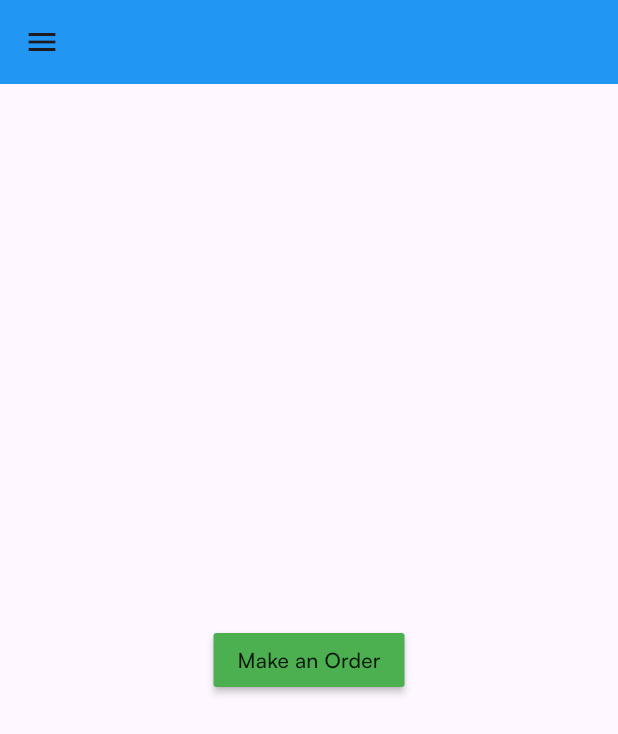
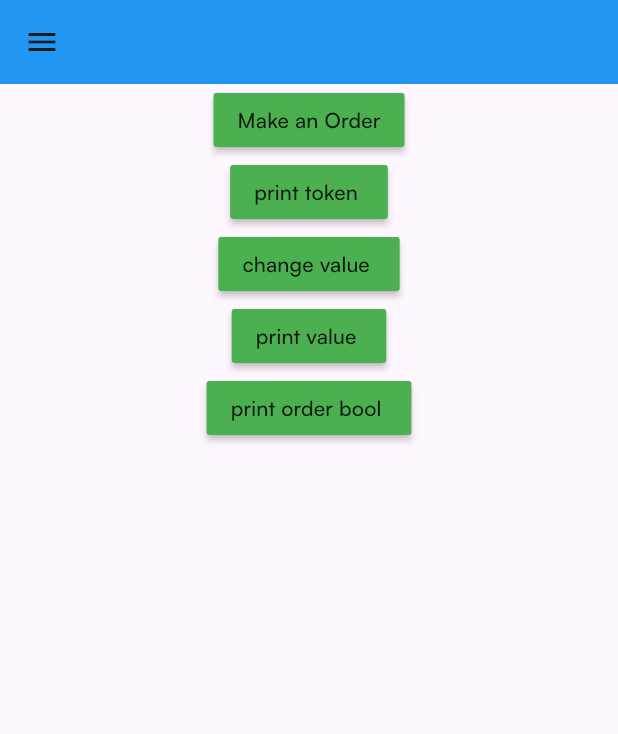
Before and after one commit to gal-hpgggjbvb/project202, a Flutter app: the UserPage screen opened by its route, after a tap on "Make an Order", on a phone screen of 412 x 824 dp. Shown: the top 734 px of the screen. Run offline on Flutter 3.47's test engine with Material 3 defaults, Android fonts, the light colour scheme and no system bars; our stand-ins replace dio, get, hidden_drawer_menu, image_picker, introduction_screen, jwt_decoder and 2 more; accounts and stored records are empty; network calls fail.

Commit message:
interceptor & order

```diff
--- a/lib/api/api_interceptors.dart
+++ b/lib/api/api_interceptors.dart
@@ -1,4 +1,5 @@
 import 'package:dio/dio.dart';
+import 'package:project2/cache/cache_helper.dart';
 
 class ApiInterceptor extends Interceptor{
 
@@ -6,6 +7,20 @@ class ApiInterceptor extends Interceptor{
   void onRequest(RequestOptions options, RequestInterceptorHandler handler) {
     //to add something in header with the request
     // options.headers['Accept'] = 'application/json' ;
+    // bool order = CacheHelper().getData(key: 'order') ;
+
+    //todo send token via header
+    if(CacheHelper().getData(key: 'orderBool') ?? false){
+      print('h=**********here true ******************') ;
+        String tok = CacheHelper().getData(key: 'token') ;
+        options.headers['Authorization'] = "Bearer $tok" ;
+        CacheHelper().saveData(key: 'orderBool', value: false) ;
+    }
+
+    // if(order){
+    //   options.headers['Authorization'] = "Bearer $tok" ;
+    //   CacheHelper().saveData(key: 'order', value: !order) ;
+    // }
     super.onRequest(options, handler);
   }
 
--- a/lib/api/dio_consumer.dart
+++ b/lib/api/dio_consumer.dart
@@ -1,6 +1,8 @@
 import 'package:dio/dio.dart';
 import 'package:project2/api/api_consumer.dart';
+import 'package:project2/api/api_interceptors.dart';
 import 'package:project2/api/end_points.dart';
+import 'package:project2/cache/cache_helper.dart';
 import 'package:project2/model/errors/exceptions.dart';
 
 class DioConsumer extends ApiConsumer {
@@ -9,10 +11,18 @@ class DioConsumer extends ApiConsumer {
   DioConsumer({required this.dio}) {
     //to make one time used base url (Version1)
     // dio.options.baseUrl = "https://food-api-omega.vercel.app/api/v1/" ;
+
     //to make one time used base url (V2)
     // dio.options.baseUrl = EndPoint.baseUrl ;
+    // dio.options.baseUrl = "http://10.0.2.2:8000/api/" ;
+
     //to add my interceptor
-    //dio.interceptors.add(ApiInterceptor()) ;
+    dio.interceptors.add(ApiInterceptor()) ;
+
+    //todo here send token
+    // String tok = CacheHelper().getData(key: 'token') ;
+    // dio.options.headers['Authorization'] = "Bearer $tok" ;
+
     //to print my request info
     dio.interceptors.add(LogInterceptor(
       request: true,
--- /dev/null
+++ b/lib/controller/order_controller.dart
@@ -0,0 +1,186 @@
+import 'package:dio/dio.dart';
+import 'package:get/get.dart';
+import 'package:project2/api/api_consumer.dart';
+import 'package:project2/cache/cache_helper.dart';
+import 'package:project2/model/errors/exceptions.dart';
+import 'package:project2/model/order_model.dart';
+
+class OrderController extends GetxController {
+  final ApiConsumer api;
+
+  OrderController(this.api);
+  // var formData = FormData.fromMap({
+  //   'order_name': 'mobile',
+  //   'source': 'homs',
+  //   'destination': 'lattakia',
+  // });
+  // FormData formData = FormData() ;
+    bool order = false ;
+    makeOrder() async {
+      try {
+        final response = await api.post("http://10.0.2.2:8000/api/store_order",
+        isFormData: true ,
+          data: {
+            'order_name': 'something',
+            'source': 'place1',
+            'destination': 'place2',
+          }
+        ) ;
+        // print('*******************something here*****************') ;
+        // print(response.statusCode.toString()) ;
+
+        // print(response) ;
+
+        // CacheHelper().saveData(key: 'orderMessage', value: orderModel?.message);
+        // print(CacheHelper().getData(key: 'orderMessage')) ;
+      }on ServerExceptions catch (e) {
+        print(e.toString()) ;
+      }
+    }
+}
+
+// makeOrder() async {
+//   String? tok = await CacheHelper().getData(key: 'token');
+//   try {
+//     print('*******************trying1*****************') ;
+//     final dio = Dio(
+//         // BaseOptions(
+//         //   connectTimeout: Duration(seconds: 50),
+//         //   responseType: ResponseType.json,
+//         //   // contentType: ContentType.json.toString(),
+//         //   )
+//     );
+//     // dio.interceptors.add(InterceptorsWrapper(
+//     //   onRequest: (options , handler) async{
+//     //     options.headers['Authorization'] = "Bearer $tok" ;
+//     //   }
+//     // ));
+//
+//     dio.options.headers["Authorization"] = "Bearer $tok";
+//     dio.options.headers["Accept"] = "application/json" ;
+//     print('*******************trying2*****************') ;
+//     final response = await dio.post('http://10.0.2.2:8000/api/store_order' , data: {
+//       'order_name': 'mobile',
+//         'source': 'homssss',
+//         'destination': 'lattakia',
+//     });
+//     print(response) ;
+//     print('*******************success here*************') ;
+//   } catch (e) {
+//     print('******************here error*****************');
+//     print(e.toString()) ;
+//   }
+// }
+
+// makeOrder() async {
+//   try {
+//     print('*******************trying*****************') ;
+//     final response = await api.post("http://10.0.2.2:8000/api/store_order",
+//         isFormData: true,
+//         data: {
+//           'order_name': 'mobile',
+//           'source': 'homs',
+//           'destination': 'lattakia',
+//         });
+//     print(response) ;
+//   } catch (e) {
+//     print('******************here error*****************');
+//     print(e.toString()) ;
+//   }
+// }
+
+// makeOrder() async {
+//   String? tok = await CacheHelper().getData(key: 'token');
+//   try {
+//     print('*******************trying1*****************') ;
+//     final dio = Dio(
+//       // BaseOptions(
+//       //   connectTimeout: Duration(seconds: 50),
+//       //   responseType: ResponseType.json,
+//       //   // contentType: ContentType.json.toString(),
+//       //   )
+//     );
+//     // dio.interceptors.add(InterceptorsWrapper(
+//     //   onRequest: (options , handler) async{
+//     //     options.headers['Authorization'] = "Bearer $tok" ;
+//     //   }
+//     // ));
+//     print('*******************trying2*****************') ;
+//     dio.options.headers["Authorization"] = "Bearer $tok";
+//     final response = await dio.post('http://10.0.2.2:8000/api/store_order' , data: {
+//       'order_name': 'mobile',
+//       'source': 'homssss',
+//       'destination': 'lattakia',
+//     });
+//     print(response) ;
+//     print('*******************success here*************') ;
+//   } catch (e) {
+//     print('******************here error*****************');
+//     print(e.toString()) ;
+//   }
+// }
+
+// makeOrder() async {
+//   try {
+//     print('*******************trying1*****************') ;
+//     // CacheHelper().saveData(key: 'order', value: order);
+//     String tok = await CacheHelper().getData(key: 'token');
+//     print('*******************trying2*****************') ;
+//     // Dio().options.headers['Authorization'] = 'Bearer $tok';
+//     Options options = Options(
+//         headers: {
+//           'Authorization': 'Bearer $tok',
+//         }
+//     ) ;
+//     print(tok) ;
+//     print('*******************trying3*****************') ;
+//     final response = await api.post("http://10.0.2.2:8000/api/store_order",
+//         isFormData: true ,
+//         data: {
+//           'order_name': 'mobile',
+//           'source': 'place1',
+//           'destination': 'place2',
+//         }
+//     ) ;
+//     print('*******************something here*****************') ;
+//     // print(response.statusCode) ;
+//     print(response) ;
+//   }catch (e) {
+//     print(e.toString()) ;
+//   }
+//   }
+
+//todo worked
+// makeOrder() async {
+//
+//   String tok = await CacheHelper().getData(key: 'token');
+//   print('*******************trying token*****************') ;
+//   Dio().options.headers['Authorization'] = 'Bearer $tok';
+//   print(tok) ;
+//   try {
+//     print('*******************trying1*****************') ;
+//     // CacheHelper().saveData(key: 'order', value: order);
+//     // Options options = Options(
+//     //   headers: {
+//     //     'Authorization': 'Bearer $tok',
+//     //   }
+//     // ) ;
+//
+//     print('*******************trying2*****************') ;
+//     final response = await api.post("http://10.0.2.2:8000/api/store_order",
+//         isFormData: true ,
+//         data: {
+//           'order_name': 'something',
+//           'source': 'place1',
+//           'destination': 'place2',
+//         }
+//     ) ;
+//     print('*******************something here*****************') ;
+//     // print(response.statusCode) ;
+//     print(response) ;
+//     // CacheHelper().saveData(key: 'orderMessage', value: orderModel?.message);
+//     // print(CacheHelper().getData(key: 'orderMessage')) ;
+//   }on ServerExceptions catch (e) {
+//     print(e.toString()) ;
+//   }
+// }
--- /dev/null
+++ b/lib/model/order_model.dart
@@ -0,0 +1,32 @@
+import '../cache/cache_helper.dart';
+
+class OrderModel {
+  final int status ;
+  final String message ;
+  final Order order ;
+
+  OrderModel({required this.status, required this.message, required this.order});
+
+  factory OrderModel.fromJson(Map<String , dynamic>jsonData){
+    // CacheHelper().saveData(key: 'orderMessage', value: jsonData['message']) ;
+    return OrderModel(
+        status: jsonData['status'],
+        message: jsonData['message'],
+        order: jsonData['order'] ,
+    ) ;
+  }
+}
+
+class Order {
+  final String orderName ;
+  final String source ;
+  final String destination ;
+  final int userID ;
+  final int driverID ;
+  final String updated ;
+  final String created ;
+  final int id ;
+
+  Order({required this.orderName, required this.source, required this.destination, required this.userID, required this.driverID, required this.updated, required this.created, required this.id});
+
+}
--- a/lib/view/auth/sign_in_page.dart
+++ b/lib/view/auth/sign_in_page.dart
@@ -178,6 +178,7 @@ class _SignInPageState extends State<SignInPage> {
                                   Future.delayed(const Duration(seconds: 2), () {
                                     CacheHelper().saveData(key: 'signed', value: true) ;
                                     CacheHelper().saveData(key: 'done', value: false) ;
+                                    // controller.loading = true ;
                                     Get.offAll(() => const HiddenDrawer()) ;
 
                                   });
--- a/lib/view/home_page.dart
+++ b/lib/view/home_page.dart
@@ -2,7 +2,6 @@ import 'package:flutter/material.dart';
 import 'package:get/get.dart';
 import 'package:project2/cache/cache_helper.dart';
 import 'package:project2/view/auth/sign_in_page.dart';
-import 'package:project2/view/user_home.dart';
 import 'package:project2/view/user_page.dart';
 
 class HomePage extends StatefulWidget {
--- a/lib/view/user_page.dart
+++ b/lib/view/user_page.dart
@@ -1,8 +1,12 @@
 import 'dart:io';
 
+import 'package:dio/dio.dart';
 import 'package:flutter/material.dart';
 import 'package:get/get.dart';
 import 'package:image_picker/image_picker.dart';
+import 'package:project2/api/api_consumer.dart';
+import 'package:project2/api/dio_consumer.dart';
+import 'package:project2/controller/order_controller.dart';
 import 'package:project2/view/auth/sign_in_page.dart';
 import 'package:project2/view/home_page.dart';
 
@@ -29,6 +33,8 @@ class _UserPageState extends State<UserPage> {
       image = File(pickedFile!.path) ;
     });
   }
+  OrderController orderController = Get.put(OrderController(DioConsumer(dio: Dio()))) ;
+  bool val = false ;
 
   @override
   Widget build(BuildContext context) {
@@ -148,18 +154,66 @@ class _UserPageState extends State<UserPage> {
           ),
         ),
       ),
-      body: Center(
-        child: MaterialButton(
-          onPressed: () {},
-          color: Colors.green,
-          child: const Text("Make an Order"),
-        ),
+      body: Column(
+        children: [
+          Center(
+            child:MaterialButton(
+                  onPressed: () async {
+                    await CacheHelper().saveData(key: 'orderBool', value: true) ;
+                    await orderController.makeOrder() ;
+                  },
+                  color: Colors.green,
+                  child: const Text("Make an Order"),
+                ) ,
+            // GetBuilder<OrderController>(
+            //   init: OrderController(DioConsumer(dio: Dio())),
+            //   builder: (controller) {
+            //     return MaterialButton(
+            //       onPressed: () async {
+            //         await orderController.makeOrder() ;
+            //       },
+            //       color: Colors.green,
+            //       child: const Text("Make an Order"),
+            //     ) ;
+            //   },
+            // ),
+          ),
+          MaterialButton(
+            onPressed: () async {
+              print('_____________________________________________');
+              print(CacheHelper().getData(key: 'token')) ;
+              print('_____________________________________________');
+            },
+            color: Colors.green,
+            child: const Text("print token "),
+          ),
+          MaterialButton(
+            onPressed: () async {
+              val = !val ;
+              CacheHelper().saveData(key: 'value', value: !val) ;
+            },
+            color: Colors.green,
+            child: const Text("change value "),
+          ),
+          MaterialButton(
+            onPressed: () async {
+              print(CacheHelper().getData(key: 'value')) ;
+            },
+            color: Colors.green,
+            child: const Text("print value "),
+          ),
+          MaterialButton(
+            onPressed: () async {
+              print(CacheHelper().getData(key: 'orderBool')) ;
+            },
+            color: Colors.green,
+            child: const Text("print order bool "),
+          ),
+        ],
       ),
     );
   }
 }
-
-
 
 
 
--- a/pubspec.yaml
+++ b/pubspec.yaml
@@ -35,7 +35,6 @@ dependencies:
   # The following adds the Cupertino Icons font to your application.
   # Use with the CupertinoIcons class for iOS style icons.
   cupertino_icons: ^1.0.6
-  http: ^1.2.2
   shared_preferences: ^2.2.3
   drop_down_list: ^0.0.8
   provider: ^6.1.2
```
Also changed, not shown: lib/view/user_home.dart (deleted, +0 -137 lines), pubspec.lock, 3 other files.
